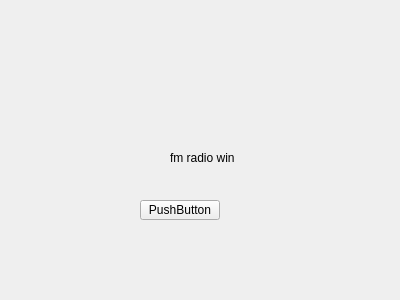
Above: CaX/widget/fmradiowindow.ui from fsest4u/CaX_03 before the change. Below: the same form after it.
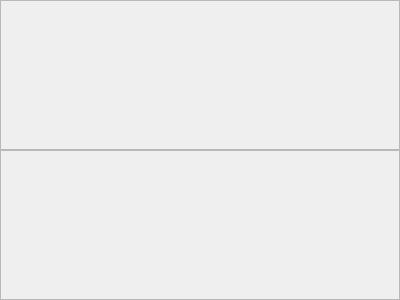
That is the form after the change.

Commit message: FM Radio 서비스 기능 추가 (목록, 재생 기능만 구현 / seek, seekstop, add, del, set, record list 등은 추후 구현예정)

```diff
--- a/CaX/widget/fmradiowindow.ui
+++ b/CaX/widget/fmradiowindow.ui
@@ -13,32 +13,45 @@
   <property name="windowTitle">
    <string>Form</string>
   </property>
-  <widget class="QLabel" name="label">
-   <property name="geometry">
-    <rect>
-     <x>170</x>
-     <y>150</y>
-     <width>101</width>
-     <height>16</height>
-    </rect>
+  <layout class="QVBoxLayout" name="verticalLayout">
+   <property name="spacing">
+    <number>0</number>
    </property>
-   <property name="text">
-    <string>fm radio win</string>
+   <property name="leftMargin">
+    <number>0</number>
    </property>
-  </widget>
-  <widget class="QPushButton" name="pushButton">
-   <property name="geometry">
-    <rect>
-     <x>140</x>
-     <y>200</y>
-     <width>80</width>
-     <height>20</height>
-    </rect>
+   <property name="topMargin">
+    <number>0</number>
    </property>
-   <property name="text">
-    <string>PushButton</string>
+   <property name="rightMargin">
+    <number>0</number>
    </property>
-  </widget>
+   <property name="bottomMargin">
+    <number>0</number>
+   </property>
+   <item>
+    <widget class="QFrame" name="frameTop">
+     <property name="frameShape">
+      <enum>QFrame::StyledPanel</enum>
+     </property>
+     <property name="frameShadow">
+      <enum>QFrame::Raised</enum>
+     </property>
+     <layout class="QGridLayout" name="gridLayoutTop"/>
+    </widget>
+   </item>
+   <item>
+    <widget class="QFrame" name="frameBottom">
+     <property name="frameShape">
+      <enum>QFrame::StyledPanel</enum>
+     </property>
+     <property name="frameShadow">
+      <enum>QFrame::Raised</enum>
+     </property>
+     <layout class="QGridLayout" name="gridLayoutBottom"/>
+    </widget>
+   </item>
+  </layout>
  </widget>
  <resources/>
  <connections/>
```
The commit also changes 12 other files.
